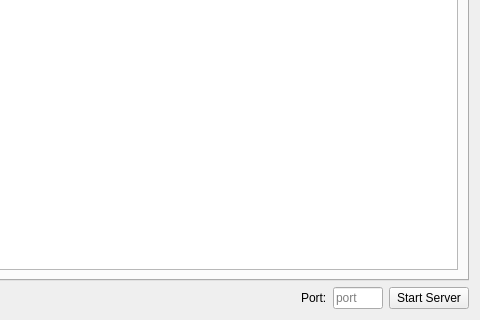
Above: Tools/EditorPluginFileserve/FileserveUI/FileserveWidget.ui from ezEngine/ezEngine before the change; both pictures show x 356 to 836 and y 381 to 701 of the 836 by 701 pixel window. Below: the same form after it.
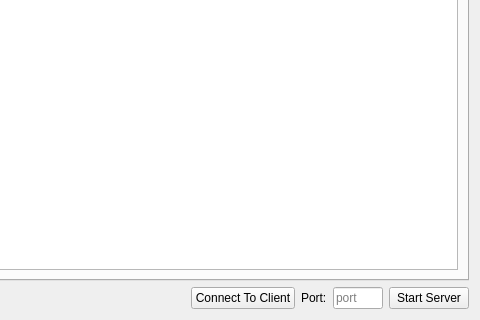
That is the form after the change.

Commit message: File server and client can now manually exchange the server connection info, if a human knows the IP of the client. Code generally works, UI side is an alternate implementation.

What changed in the file:
```diff
--- a/Tools/EditorPluginFileserve/FileserveUI/FileserveWidget.ui
+++ b/Tools/EditorPluginFileserve/FileserveUI/FileserveWidget.ui
@@ -263,6 +263,13 @@
        </property>
       </widget>
      </item>
+     <item>
+      <widget class="QPushButton" name="ConnectClient">
+       <property name="text">
+        <string>Connect To Client</string>
+       </property>
+      </widget>
+     </item>
      <item>
       <widget class="QLabel" name="label">
        <property name="text">
```
The commit also changes 9 other files.
